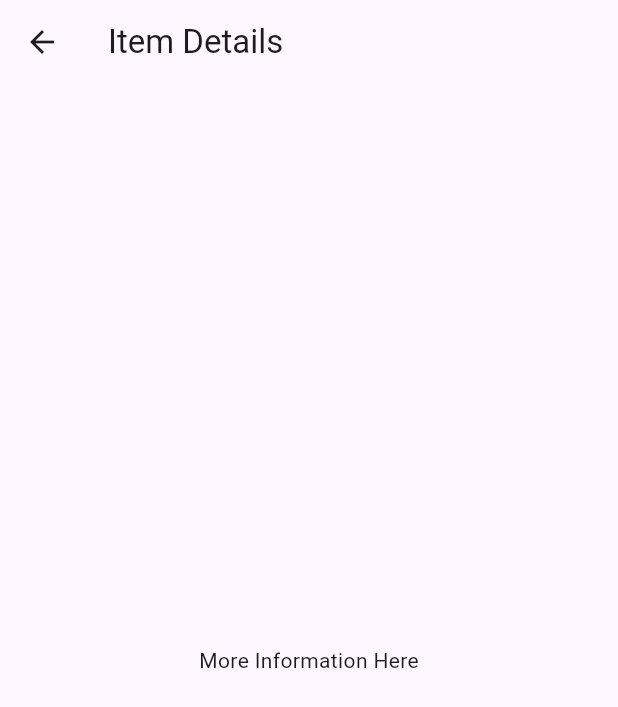
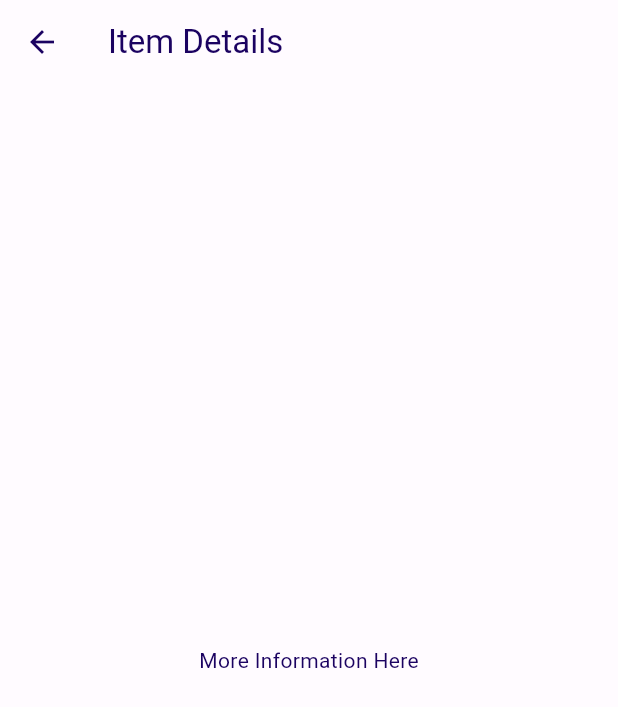
Before and after one commit to junkai1997/flutter_book_finder, a Flutter app: the screen it shows after launch, after a tap on an icon or button, on a phone screen of 412 x 824 dp. Shown: the top 707 px of the screen. Run offline on Flutter 3.47's test engine with Material 3 defaults, Android fonts, the light colour scheme and no system bars; generated files the repository leaves out were written again.

Commit message:
Added color schemes for light and dark themes

```diff
--- /dev/null
+++ b/lib/color_schemes.dart
@@ -0,0 +1,69 @@
+import 'package:flutter/material.dart';
+
+const lightColorScheme = ColorScheme(
+  brightness: Brightness.light,
+  primary: Color(0xFF00639B),
+  onPrimary: Color(0xFFFFFFFF),
+  primaryContainer: Color(0xFFCEE5FF),
+  onPrimaryContainer: Color(0xFF001D33),
+  secondary: Color(0xFF944A02),
+  onSecondary: Color(0xFFFFFFFF),
+  secondaryContainer: Color(0xFFFFDCC6),
+  onSecondaryContainer: Color(0xFF301400),
+  tertiary: Color(0xFF994060),
+  onTertiary: Color(0xFFFFFFFF),
+  tertiaryContainer: Color(0xFFFFD9E2),
+  onTertiaryContainer: Color(0xFF3F001C),
+  error: Color(0xFFBA1A1A),
+  errorContainer: Color(0xFFFFDAD6),
+  onError: Color(0xFFFFFFFF),
+  onErrorContainer: Color(0xFF410002),
+  background: Color(0xFFFFFBFF),
+  onBackground: Color(0xFF1B0261),
+  surface: Color(0xFFFFFBFF),
+  onSurface: Color(0xFF1B0261),
+  surfaceVariant: Color(0xFFDEE3EB),
+  onSurfaceVariant: Color(0xFF42474E),
+  outline: Color(0xFF72777F),
+  onInverseSurface: Color(0xFFF4EEFF),
+  inverseSurface: Color(0xFF302175),
+  inversePrimary: Color(0xFF96CBFF),
+  shadow: Color(0xFF000000),
+  surfaceTint: Color(0xFF00639B),
+  outlineVariant: Color(0xFFC2C7CF),
+  scrim: Color(0xFF000000),
+);
+
+const darkColorScheme = ColorScheme(
+  brightness: Brightness.dark,
+  primary: Color(0xFF96CBFF),
+  onPrimary: Color(0xFF003353),
+  primaryContainer: Color(0xFF004A76),
+  onPrimaryContainer: Color(0xFFCEE5FF),
+  secondary: Color(0xFFFFB785),
+  onSecondary: Color(0xFF502500),
+  secondaryContainer: Color(0xFF713700),
+  onSecondaryContainer: Color(0xFFFFDCC6),
+  tertiary: Color(0xFFFFB1C7),
+  onTertiary: Color(0xFF5E1131),
+  tertiaryContainer: Color(0xFF7B2948),
+  onTertiaryContainer: Color(0xFFFFD9E2),
+  error: Color(0xFFFFB4AB),
+  errorContainer: Color(0xFF93000A),
+  onError: Color(0xFF690005),
+  onErrorContainer: Color(0xFFFFDAD6),
+  background: Color(0xFF1B0261),
+  onBackground: Color(0xFFE5DEFF),
+  surface: Color(0xFF1B0261),
+  onSurface: Color(0xFFE5DEFF),
+  surfaceVariant: Color(0xFF42474E),
+  onSurfaceVariant: Color(0xFFC2C7CF),
+  outline: Color(0xFF8C9198),
+  onInverseSurface: Color(0xFF1B0261),
+  inverseSurface: Color(0xFFE5DEFF),
+  inversePrimary: Color(0xFF00639B),
+  shadow: Color(0xFF000000),
+  surfaceTint: Color(0xFF96CBFF),
+  outlineVariant: Color(0xFF42474E),
+  scrim: Color(0xFF000000),
+);
--- a/lib/src/app.dart
+++ b/lib/src/app.dart
@@ -6,6 +6,8 @@ import 'sample_feature/sample_item_details_view.dart';
 import 'sample_feature/sample_item_list_view.dart';
 import 'settings/settings_controller.dart';
 import 'settings/settings_view.dart';
+
+import 'package:flutter_book_finder/color_schemes.dart';
 
 /// The Widget that configures your application.
 class MyApp extends StatelessWidget {
@@ -57,8 +59,9 @@ class MyApp extends StatelessWidget {
           // Define a light and dark color theme. Then, read the user's
           // preferred ThemeMode (light, dark, or system default) from the
           // SettingsController to display the correct theme.
-          theme: ThemeData(),
-          darkTheme: ThemeData.dark(),
+          theme: ThemeData(useMaterial3: true, colorScheme: lightColorScheme),
+          darkTheme:
+              ThemeData(useMaterial3: true, colorScheme: darkColorScheme),
           themeMode: settingsController.themeMode,
 
           // Define a function to handle named routes in order to support
```
